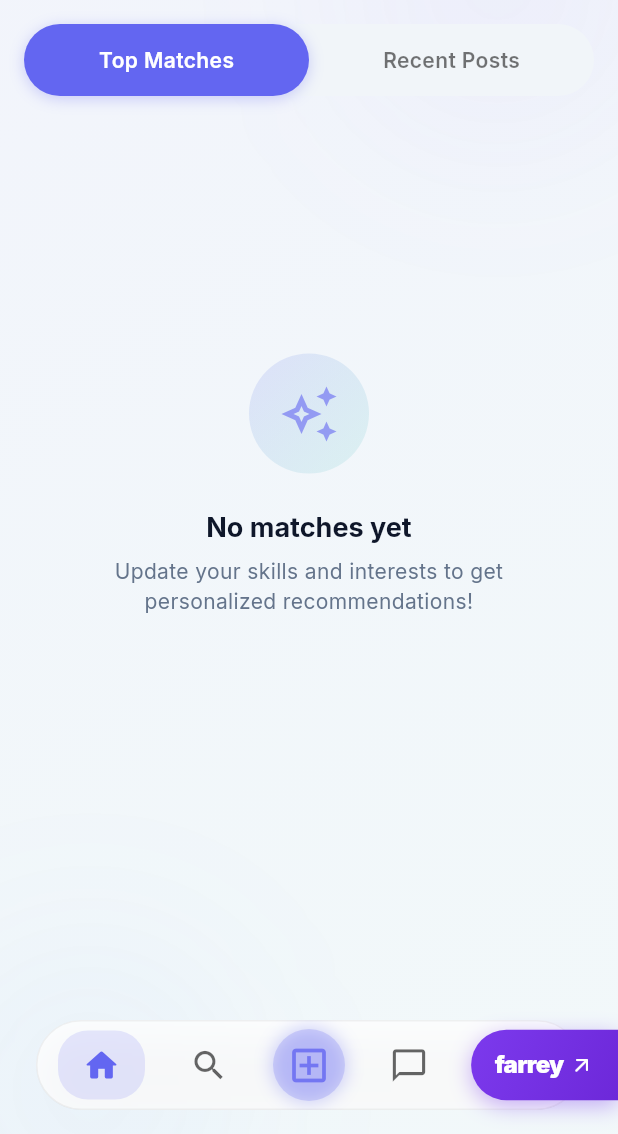
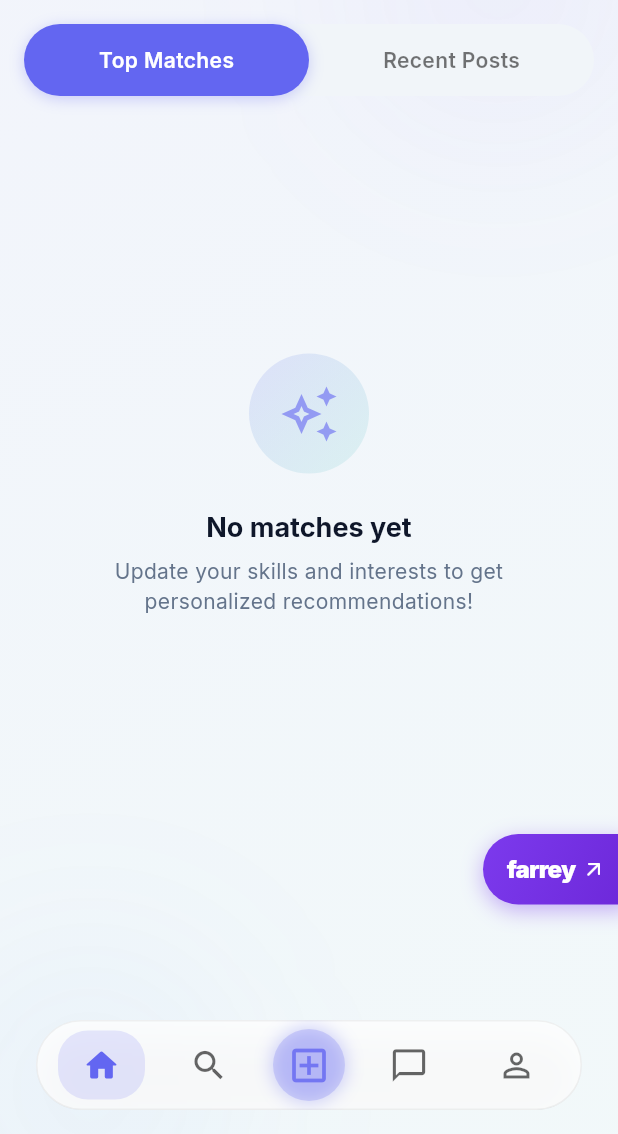
Before and after one commit to ArjunRajputGLA/Skill-Shift, a Flutter app: the MainLayout screen opened directly, on a phone screen of 412 x 824 dp, the part 102-1236 px from its top. Run offline on Flutter 3.47's test engine with Material 3 defaults, Android fonts, the phone set to English and light mode, and no system bars; our stand-ins replace audioplayers, cloud_firestore, file_picker, firebase_auth, firebase_core, firebase_messaging and 9 more; missing offline and left inert: record, syncfusion_flutter_pdfviewer; accounts and stored records are empty.

Commit message:
Update Farrey widget to be draggable, floating, and edge-snapping

```diff
--- a/lib/farrey/widgets/farrey_entry_widget.dart
+++ b/lib/farrey/widgets/farrey_entry_widget.dart
@@ -1,30 +1,91 @@
 import 'package:flutter/material.dart';
 import '../screens/farrey_main_layout.dart';
 
-class FarreyEntryWidget extends StatelessWidget {
+class FarreyEntryWidget extends StatefulWidget {
   const FarreyEntryWidget({super.key});
 
   @override
+  State<FarreyEntryWidget> createState() => _FarreyEntryWidgetState();
+}
+
+class _FarreyEntryWidgetState extends State<FarreyEntryWidget> {
+  Offset? _position;
+  final GlobalKey _key = GlobalKey();
+
+  @override
   Widget build(BuildContext context) {
-    return GestureDetector(
+    final size = MediaQuery.of(context).size;
+    final padding = MediaQuery.of(context).padding;
+
+    // Initial position: slightly above bottom nav to not overlap profile icon
+    _position ??= Offset(size.width - 90, size.height - 200);
+
+    final isLeft = _position!.dx < size.width / 2;
+
+    return Positioned(
+      left: _position!.dx,
+      top: _position!.dy,
+      child: GestureDetector(
+        key: _key,
+        onPanUpdate: (details) {
+          setState(() {
+            _position = Offset(
+              _position!.dx + details.delta.dx,
+              _position!.dy + details.delta.dy,
+            );
+          });
+        },
+        onPanEnd: (details) {
+          double widgetWidth = 90.0;
+          double widgetHeight = 44.0;
+          if (_key.currentContext != null) {
+            final box = _key.currentContext!.findRenderObject() as RenderBox;
+            widgetWidth = box.size.width;
+            widgetHeight = box.size.height;
+          }
+
+          double newX = _position!.dx;
+          double newY = _position!.dy;
+
+          // Snap to left or right edge
+          if (newX + (widgetWidth / 2) < size.width / 2) {
+            newX = 0;
+          } else {
+            newX = size.width - widgetWidth;
+          }
+
+          // Keep within vertical bounds
+          if (newY < padding.top) newY = padding.top;
+          if (newY > size.height - padding.bottom - widgetHeight) {
+            newY = size.height - padding.bottom - widgetHeight;
+          }
+
+          setState(() {
+            _position = Offset(newX, newY);
+          });
+        },
         onTap: () {
           Navigator.of(context).push(
             MaterialPageRoute(builder: (_) => const FarreyMainLayout()),
           );
         },
+        child: Material(
+          type: MaterialType.transparency,
           child: Container(
             padding: const EdgeInsets.symmetric(horizontal: 16, vertical: 12),
-        decoration: const BoxDecoration(
-          gradient: LinearGradient(
-            colors: [Color(0xFF7C3AED), Color(0xFF6D28D9)], // Vibrant purple
+            decoration: BoxDecoration(
+              gradient: const LinearGradient(
+                colors: [Color(0xFF7C3AED), Color(0xFF6D28D9)],
                 begin: Alignment.topLeft,
                 end: Alignment.bottomRight,
               ),
               borderRadius: BorderRadius.only(
-            topLeft: Radius.circular(24),
-            bottomLeft: Radius.circular(24),
+                topLeft: Radius.circular(isLeft ? 0 : 24),
+                bottomLeft: Radius.circular(isLeft ? 0 : 24),
+                topRight: Radius.circular(isLeft ? 24 : 0),
+                bottomRight: Radius.circular(isLeft ? 24 : 0),
               ),
-          boxShadow: [
+              boxShadow: const [
                 BoxShadow(
                   color: Color(0x667C3AED),
                   blurRadius: 12,
@@ -39,7 +100,7 @@ class FarreyEntryWidget extends StatelessWidget {
                   'farrey',
                   style: TextStyle(
                     color: Colors.white,
-                fontWeight: FontWeight.w900, // Extra bold
+                    fontWeight: FontWeight.w900,
                     fontSize: 16,
                     letterSpacing: -0.5,
                   ),
@@ -53,6 +114,8 @@ class FarreyEntryWidget extends StatelessWidget {
               ],
             ),
           ),
+        ),
+      ),
     );
   }
 }
--- a/lib/screens/main_layout.dart
+++ b/lib/screens/main_layout.dart
@@ -95,7 +95,9 @@ class MainLayoutState extends State<MainLayout> {
   Widget build(BuildContext context) {
     final bool isDark = Theme.of(context).brightness == Brightness.dark;
 
-    return Scaffold(
+    return Stack(
+      children: [
+        Scaffold(
           resizeToAvoidBottomInset: false,
           extendBody: true,
           body: GradientBackground(
@@ -137,10 +139,7 @@ class MainLayoutState extends State<MainLayout> {
             ),
           ),
           bottomNavigationBar: SafeArea(
-        child: Stack(
-          alignment: Alignment.centerRight,
-          children: [
-            Padding(
+            child: Padding(
               padding: const EdgeInsets.symmetric(
                 horizontal: AppSpacing.xxl,
                 vertical: AppSpacing.lg,
@@ -152,10 +151,10 @@ class MainLayoutState extends State<MainLayout> {
                 onTap: _onTabTapped,
               ),
             ),
-            const FarreyEntryWidget(), // Sits flush on the right edge
-          ],
           ),
         ),
+        const FarreyEntryWidget(),
+      ],
     );
   }
 }
```
Lines whose indentation alone changed are shown as unchanged.
